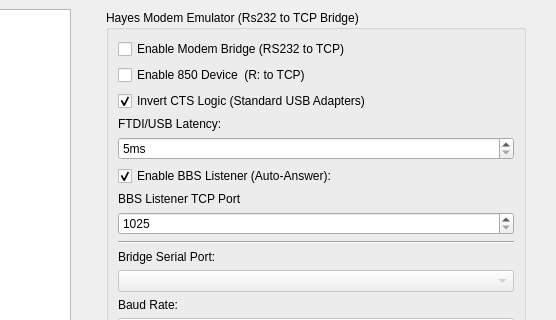
Before: the Qt Designer form src/optionsdialog.ui in pjones1063/AspeQt-2k26, drawn with Qt 5; both pictures show x 194 to 750 and y 0 to 320 of the 750 by 680 pixel window.
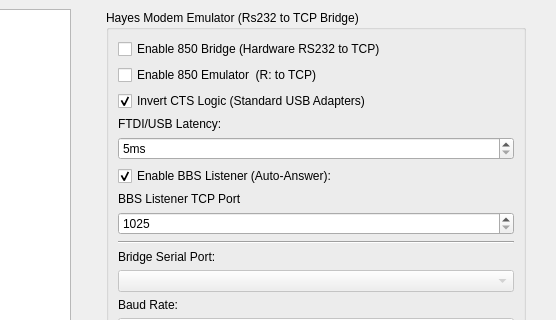
After: the same form once the commit is applied. The open tabs and pages were chosen to show the change.

Diff of the .ui file:
```diff
--- a/src/optionsdialog.ui
+++ b/src/optionsdialog.ui
@@ -694,7 +694,7 @@
            <string>Bridges a secondary Serial Port to the Internet. Requires Atari 850 or R-Verter.</string>
           </property>
           <property name="text">
-           <string>Enable Modem Bridge (RS232 to TCP)</string>
+           <string>Enable 850 Bridge (Hardware RS232 to TCP)</string>
           </property>
          </widget>
         </item>
@@ -704,7 +704,7 @@
            <string>Bridges a secondary Serial Port to the Internet. Requires Atari 850 or R-Verter.</string>
           </property>
           <property name="text">
-           <string>Enable 850 Device  (R: to TCP)</string>
+           <string>Enable 850 Emulator  (R: to TCP)</string>
           </property>
          </widget>
         </item>
```
Left out of the diff: 2 changed lines with no effect on the pictures.
